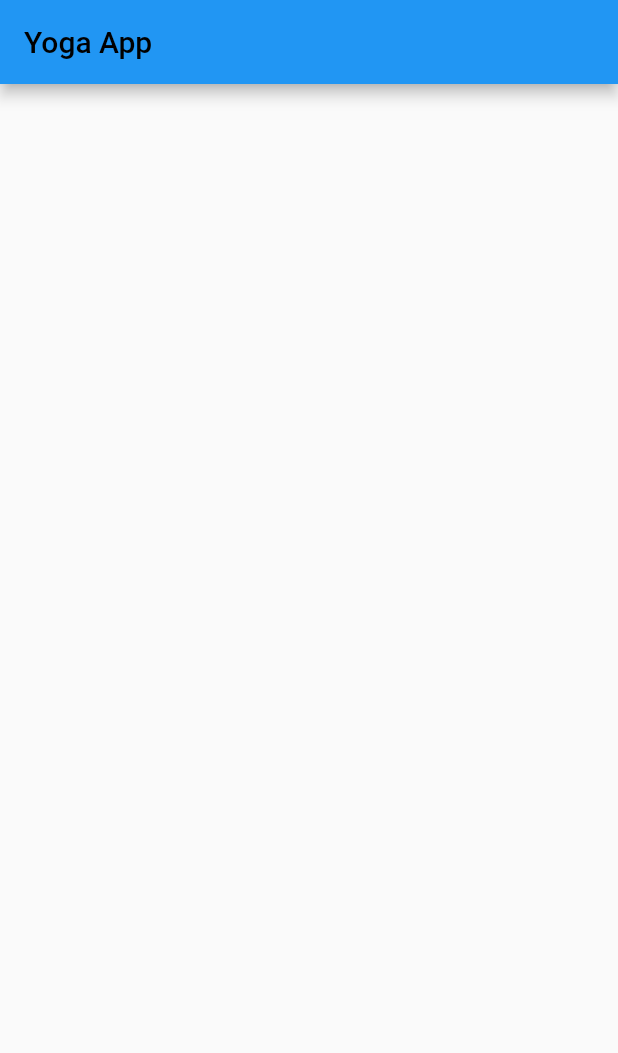
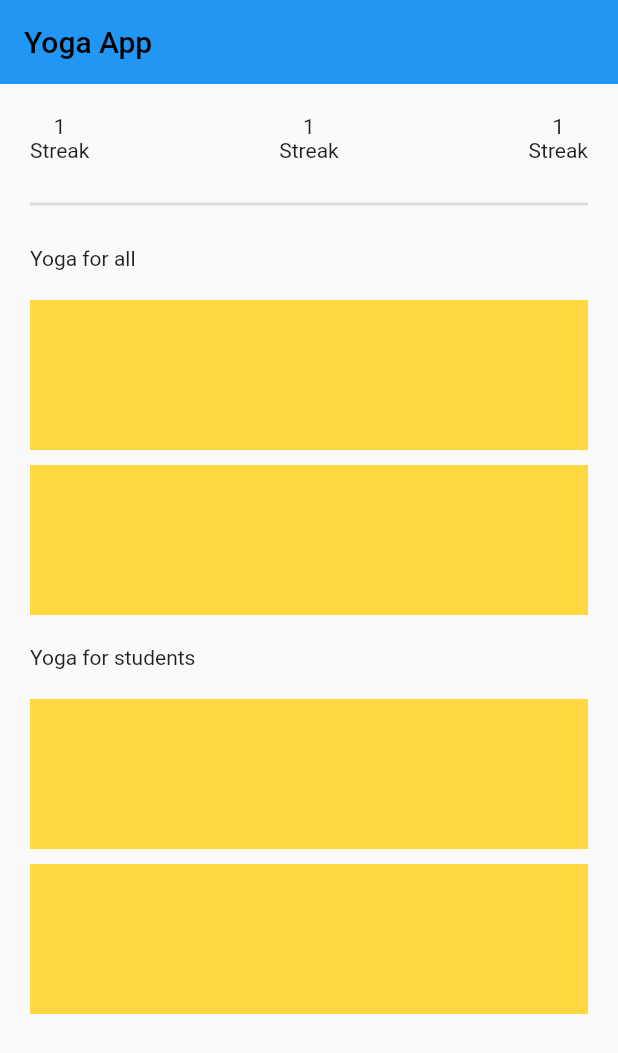
Before and after one commit to Netesh5/yoga_app, a Flutter app: the screen it shows after launch, on a phone screen of 412 x 824 dp. Shown: the top 1053 px of the screen. Run offline on Flutter 3.47's test engine with Material 2 defaults, Android fonts, the phone set to English and light mode, and no system bars.

Commit message:
Homepage_UI

```diff
--- a/lib/screens/homepage.dart
+++ b/lib/screens/homepage.dart
@@ -5,11 +5,101 @@ class Homepage extends StatelessWidget {
   Widget build(BuildContext context) {
     return Scaffold(
       appBar: AppBar(
+        elevation: 0,
         title: const Text(
           "Yoga App",
           style: TextStyle(color: Colors.black),
         ),
       ),
+      body: SafeArea(
+          child: SingleChildScrollView(
+        child: Padding(
+          padding: const EdgeInsets.all(20.0),
+          child: Column(
+            children: [
+              Row(
+                mainAxisAlignment: MainAxisAlignment.spaceBetween,
+                children: [
+                  Column(
+                    children: [
+                      Text("1"),
+                      Text("Streak"),
+                    ],
+                  ),
+                  Column(
+                    children: [
+                      Text("1"),
+                      Text("Streak"),
+                    ],
+                  ),
+                  Column(
+                    children: [
+                      Text("1"),
+                      Text("Streak"),
+                    ],
+                  ),
+                ],
+              ),
+              const SizedBox(
+                height: 20,
+              ),
+              const Divider(
+                thickness: 2,
+              ),
+              const SizedBox(
+                height: 20,
+              ),
+              Container(
+                child: Column(
+                  crossAxisAlignment: CrossAxisAlignment.start,
+                  children: [
+                    Text("Yoga for all"),
+                    const SizedBox(
+                      height: 20,
+                    ),
+                    Container(
+                      height: 100,
+                      color: Colors.amberAccent,
+                    ),
+                    const SizedBox(
+                      height: 10,
+                    ),
+                    Container(
+                      height: 100,
+                      color: Colors.amberAccent,
+                    ),
+                  ],
+                ),
+              ),
+              Container(
+                child: Column(
+                  crossAxisAlignment: CrossAxisAlignment.start,
+                  children: [
+                    const SizedBox(
+                      height: 20,
+                    ),
+                    Text("Yoga for students"),
+                    const SizedBox(
+                      height: 20,
+                    ),
+                    Container(
+                      height: 100,
+                      color: Colors.amberAccent,
+                    ),
+                    const SizedBox(
+                      height: 10,
+                    ),
+                    Container(
+                      height: 100,
+                      color: Colors.amberAccent,
+                    ),
+                  ],
+                ),
+              )
+            ],
+          ),
+        ),
+      )),
     );
   }
 }
```
